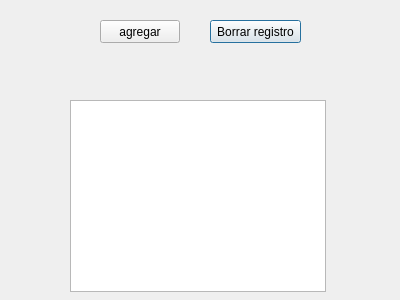
Old version of the form dialogver.ui in the repository ragingdemon/DB_text.
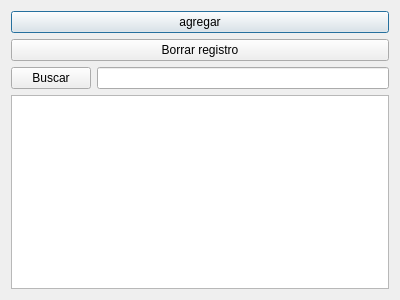
New version of the form.

Commit message:
buscar y cruces
corregir cruce segmentation fault

What changed in the file:
```diff
--- a/dialogver.ui
+++ b/dialogver.ui
@@ -13,42 +13,39 @@
   <property name="windowTitle">
    <string>Dialog</string>
   </property>
-  <widget class="QTableWidget" name="tableWidget">
-   <property name="geometry">
-    <rect>
-     <x>70</x>
-     <y>100</y>
-     <width>256</width>
-     <height>192</height>
-    </rect>
-   </property>
-  </widget>
-  <widget class="QPushButton" name="pushButton">
-   <property name="geometry">
-    <rect>
-     <x>210</x>
-     <y>20</y>
-     <width>91</width>
-     <height>23</height>
-    </rect>
-   </property>
-   <property name="text">
-    <string>Borrar registro</string>
-   </property>
-  </widget>
-  <widget class="QPushButton" name="le_agregar">
-   <property name="geometry">
-    <rect>
-     <x>100</x>
-     <y>20</y>
-     <width>80</width>
-     <height>23</height>
-    </rect>
-   </property>
-   <property name="text">
-    <string>agregar</string>
-   </property>
-  </widget>
+  <layout class="QVBoxLayout" name="verticalLayout">
+   <item>
+    <widget class="QPushButton" name="le_agregar">
+     <property name="text">
+      <string>agregar</string>
+     </property>
+    </widget>
+   </item>
+   <item>
+    <widget class="QPushButton" name="pushButton">
+     <property name="text">
+      <string>Borrar registro</string>
+     </property>
+    </widget>
+   </item>
+   <item>
+    <layout class="QHBoxLayout" name="horizontalLayout">
+     <item>
+      <widget class="QPushButton" name="pb_buscar">
+       <property name="text">
+        <string>Buscar</string>
+       </property>
+      </widget>
+     </item>
+     <item>
+      <widget class="QLineEdit" name="le_buscar"/>
+     </item>
+    </layout>
+   </item>
+   <item>
+    <widget class="QTableWidget" name="tableWidget"/>
+   </item>
+  </layout>
  </widget>
  <resources/>
  <connections/>
```
The commit also changes 17 other files.
